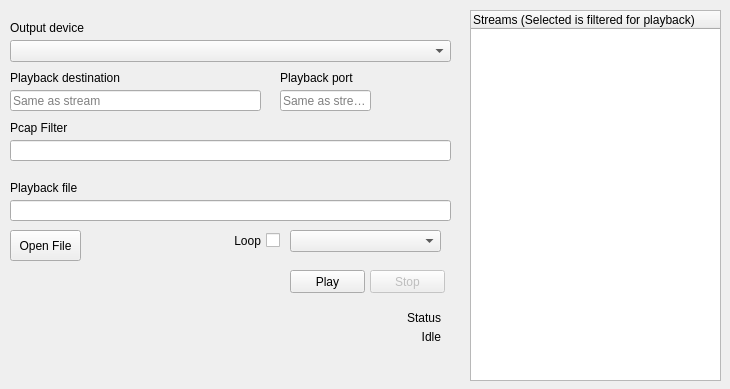
Above: playbackwidget.ui from wisinorden/iptvutils before the change. Below: the same form after it.
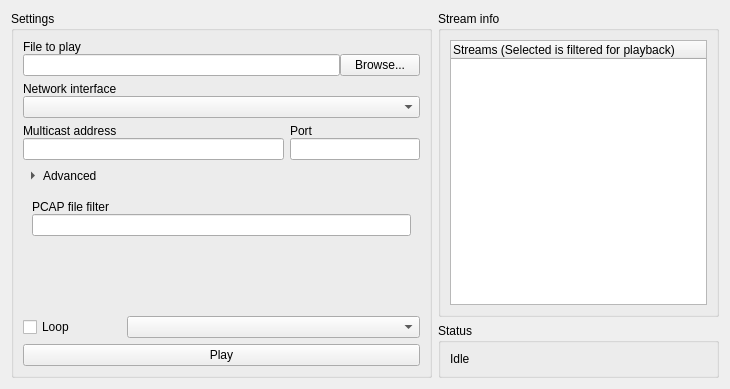
That is the form after the change. Icons and pictures are not drawn.

Commit message: Fixed layout for playback part

The edit to the form file:
```diff
--- a/playbackwidget.ui
+++ b/playbackwidget.ui
@@ -10,293 +10,198 @@
     <height>389</height>
    </rect>
   </property>
+  <property name="sizePolicy">
+   <sizepolicy hsizetype="Preferred" vsizetype="Preferred">
+    <horstretch>0</horstretch>
+    <verstretch>0</verstretch>
+   </sizepolicy>
+  </property>
   <property name="minimumSize">
    <size>
-    <width>730</width>
-    <height>389</height>
+    <width>0</width>
+    <height>0</height>
    </size>
   </property>
   <property name="windowTitle">
    <string>Form</string>
   </property>
-  <widget class="QFrame" name="playbackGroup">
-   <property name="geometry">
-    <rect>
-     <x>0</x>
-     <y>0</y>
-     <width>461</width>
-     <height>391</height>
-    </rect>
-   </property>
-   <property name="autoFillBackground">
-    <bool>false</bool>
-   </property>
-   <property name="styleSheet">
-    <string notr="true"/>
-   </property>
-   <widget class="QPushButton" name="playbackStartBtn">
-    <property name="geometry">
-     <rect>
-      <x>290</x>
-      <y>270</y>
-      <width>75</width>
-      <height>23</height>
-     </rect>
-    </property>
-    <property name="text">
-     <string>Play</string>
-    </property>
-   </widget>
-   <widget class="QComboBox" name="playbackInterfaceSelect">
-    <property name="geometry">
-     <rect>
-      <x>10</x>
-      <y>40</y>
-      <width>441</width>
-      <height>22</height>
-     </rect>
-    </property>
-   </widget>
-   <widget class="QLineEdit" name="playbackFilename">
-    <property name="geometry">
-     <rect>
-      <x>10</x>
-      <y>200</y>
-      <width>441</width>
-      <height>21</height>
-     </rect>
-    </property>
-    <property name="text">
-     <string/>
-    </property>
-    <property name="readOnly">
-     <bool>true</bool>
-    </property>
-   </widget>
-   <widget class="QPushButton" name="playbackOpenFileDialog">
-    <property name="geometry">
-     <rect>
-      <x>10</x>
-      <y>230</y>
-      <width>71</width>
-      <height>31</height>
-     </rect>
-    </property>
-    <property name="text">
-     <string>Open File</string>
-    </property>
-   </widget>
-   <widget class="QLabel" name="label">
-    <property name="geometry">
-     <rect>
-      <x>10</x>
-      <y>20</y>
-      <width>151</width>
-      <height>16</height>
-     </rect>
-    </property>
-    <property name="text">
-     <string>Output device</string>
-    </property>
-   </widget>
-   <widget class="QLabel" name="label_3">
-    <property name="geometry">
-     <rect>
-      <x>10</x>
-      <y>180</y>
-      <width>151</width>
-      <height>16</height>
-     </rect>
-    </property>
-    <property name="text">
-     <string>Playback file</string>
-    </property>
-   </widget>
-   <widget class="QLabel" name="label_6">
-    <property name="geometry">
-     <rect>
-      <x>10</x>
-      <y>70</y>
-      <width>171</width>
-      <height>16</height>
-     </rect>
-    </property>
-    <property name="text">
-     <string>Playback destination</string>
-    </property>
-   </widget>
-   <widget class="QLineEdit" name="playbackHost">
-    <property name="geometry">
-     <rect>
-      <x>10</x>
-      <y>90</y>
-      <width>251</width>
-      <height>21</height>
-     </rect>
-    </property>
-    <property name="text">
-     <string/>
-    </property>
-    <property name="placeholderText">
-     <string>Same as stream</string>
-    </property>
-   </widget>
-   <widget class="QLineEdit" name="playbackPort">
-    <property name="geometry">
-     <rect>
-      <x>280</x>
-      <y>90</y>
-      <width>91</width>
-      <height>21</height>
-     </rect>
-    </property>
-    <property name="text">
-     <string/>
-    </property>
-    <property name="placeholderText">
-     <string>Same as stream</string>
-    </property>
-   </widget>
-   <widget class="QLabel" name="label_8">
-    <property name="geometry">
-     <rect>
-      <x>280</x>
-      <y>70</y>
-      <width>91</width>
-      <height>16</height>
-     </rect>
-    </property>
-    <property name="text">
-     <string>Playback port</string>
-    </property>
-   </widget>
-   <widget class="QLabel" name="label_9">
-    <property name="geometry">
-     <rect>
-      <x>170</x>
-      <y>310</y>
-      <width>271</width>
-      <height>16</height>
-     </rect>
-    </property>
-    <property name="text">
-     <string>Status</string>
-    </property>
-    <property name="alignment">
-     <set>Qt::AlignRight|Qt::AlignTrailing|Qt::AlignVCenter</set>
-    </property>
-   </widget>
-   <widget class="QLabel" name="playbackStatus">
-    <property name="geometry">
-     <rect>
-      <x>10</x>
-      <y>330</y>
-      <width>431</width>
-      <height>51</height>
-     </rect>
-    </property>
-    <property name="layoutDirection">
-     <enum>Qt::RightToLeft</enum>
-    </property>
-    <property name="text">
-     <string>Idle</string>
-    </property>
-    <property name="alignment">
-     <set>Qt::AlignRight|Qt::AlignTop|Qt::AlignTrailing</set>
-    </property>
-   </widget>
-   <widget class="QPushButton" name="playbackStopBtn">
-    <property name="enabled">
-     <bool>false</bool>
-    </property>
-    <property name="geometry">
-     <rect>
-      <x>370</x>
-      <y>270</y>
-      <width>75</width>
-      <height>23</height>
-     </rect>
-    </property>
-    <property name="text">
-     <string>Stop</string>
-    </property>
-   </widget>
-   <widget class="QComboBox" name="playbackLoopCombo">
-    <property name="enabled">
-     <bool>true</bool>
-    </property>
-    <property name="geometry">
-     <rect>
-      <x>290</x>
-      <y>230</y>
-      <width>151</width>
-      <height>22</height>
-     </rect>
-    </property>
-   </widget>
-   <widget class="QCheckBox" name="playbackLoopCheckbox">
-    <property name="geometry">
-     <rect>
-      <x>210</x>
-      <y>230</y>
-      <width>70</width>
-      <height>21</height>
-     </rect>
-    </property>
-    <property name="layoutDirection">
-     <enum>Qt::RightToLeft</enum>
-    </property>
-    <property name="text">
-     <string>Loop</string>
-    </property>
-   </widget>
-   <widget class="QLineEdit" name="playbackFilter">
-    <property name="enabled">
-     <bool>true</bool>
-    </property>
-    <property name="geometry">
-     <rect>
-      <x>10</x>
-      <y>140</y>
-      <width>441</width>
-      <height>21</height>
-     </rect>
-    </property>
-    <property name="text">
-     <string/>
-    </property>
-   </widget>
-   <widget class="QLabel" name="label_2">
-    <property name="geometry">
-     <rect>
-      <x>10</x>
-      <y>120</y>
-      <width>61</width>
-      <height>16</height>
-     </rect>
-    </property>
-    <property name="layoutDirection">
-     <enum>Qt::LeftToRight</enum>
-    </property>
-    <property name="text">
-     <string>Pcap Filter</string>
-    </property>
-    <property name="alignment">
-     <set>Qt::AlignLeading|Qt::AlignLeft|Qt::AlignVCenter</set>
-    </property>
-   </widget>
-  </widget>
-  <widget class="QTreeWidget" name="treeWidget">
-   <property name="geometry">
-    <rect>
-     <x>470</x>
-     <y>10</y>
-     <width>251</width>
-     <height>371</height>
-    </rect>
-   </property>
-   <property name="styleSheet">
-    <string notr="true">QTreeView::branch:has-siblings:!adjoins-item {
+  <layout class="QHBoxLayout" name="playbackMainHLayout" stretch="6,4">
+   <item>
+    <widget class="QGroupBox" name="playbackSettingsGroup">
+     <property name="title">
+      <string>Settings</string>
+     </property>
+     <layout class="QVBoxLayout" name="playbackSettingsVLayout">
+      <item>
+       <layout class="QVBoxLayout" name="playbackFilenameVLayout">
+        <property name="spacing">
+         <number>0</number>
+        </property>
+        <item>
+         <widget class="QLabel" name="playbackFilenameLbl">
+          <property name="text">
+           <string>File to play</string>
+          </property>
+         </widget>
+        </item>
+        <item>
+         <layout class="QHBoxLayout" name="playbackFilenameHLayout">
+          <item>
+           <widget class="QLineEdit" name="playbackFilename"/>
+          </item>
+          <item>
+           <widget class="QPushButton" name="playbackOpenFileDialog">
+            <property name="text">
+             <string>Browse...</string>
+            </property>
+           </widget>
+          </item>
+         </layout>
+        </item>
+       </layout>
+      </item>
+      <item>
+       <layout class="QVBoxLayout" name="playbackInterfaceVLayout">
+        <property name="spacing">
+         <number>0</number>
+        </property>
+        <item>
+         <widget class="QLabel" name="playbackInterfaceLbl">
+          <property name="text">
+           <string>Network interface</string>
+          </property>
+         </widget>
+        </item>
+        <item>
+         <widget class="QComboBox" name="playbackInterfaceSelect"/>
+        </item>
+       </layout>
+      </item>
+      <item>
+       <layout class="QHBoxLayout" name="playbackFilteringHLayout" stretch="2,1">
+        <item>
+         <layout class="QVBoxLayout" name="AddressVLayout">
+          <property name="spacing">
+           <number>0</number>
+          </property>
+          <item>
+           <widget class="QLabel" name="playbackHostLbl">
+            <property name="text">
+             <string>Multicast address</string>
+            </property>
+           </widget>
+          </item>
+          <item>
+           <widget class="QLineEdit" name="playbackHost"/>
+          </item>
+         </layout>
+        </item>
+        <item>
+         <layout class="QVBoxLayout" name="playbackPortVLayout">
+          <property name="spacing">
+           <number>0</number>
+          </property>
+          <item>
+           <widget class="QLabel" name="playbackPortLbl">
+            <property name="text">
+             <string>Port</string>
+            </property>
+           </widget>
+          </item>
+          <item>
+           <widget class="QLineEdit" name="playbackPort"/>
+          </item>
+         </layout>
+        </item>
+       </layout>
+      </item>
+      <item>
+       <widget class="QToolButton" name="playbackExpandPCAPFilterButton">
+        <property name="styleSheet">
+         <string notr="true">border: none</string>
+        </property>
+        <property name="text">
+         <string>Advanced</string>
+        </property>
+        <property name="checkable">
+         <bool>true</bool>
+        </property>
+        <property name="toolButtonStyle">
+         <enum>Qt::ToolButtonTextBesideIcon</enum>
+        </property>
+        <property name="arrowType">
+         <enum>Qt::RightArrow</enum>
+        </property>
+       </widget>
+      </item>
+      <item>
+       <widget class="QWidget" name="playbackPcapFilterContainer" native="true">
+        <layout class="QVBoxLayout" name="playbackPcapFilterVLayout">
+         <property name="spacing">
+          <number>0</number>
+         </property>
+         <item>
+          <widget class="QLabel" name="playbackFilterLbl">
+           <property name="text">
+            <string>PCAP file filter</string>
+           </property>
+          </widget>
+         </item>
+         <item>
+          <widget class="QLineEdit" name="playbackFilter"/>
+         </item>
+        </layout>
+       </widget>
+      </item>
+      <item>
+       <spacer name="verticalSpacer">
+        <property name="orientation">
+         <enum>Qt::Vertical</enum>
+        </property>
+        <property name="sizeHint" stdset="0">
+         <size>
+          <width>20</width>
+          <height>40</height>
+         </size>
+        </property>
+       </spacer>
+      </item>
+      <item>
+       <layout class="QHBoxLayout" name="playbackFilteringHLayout" stretch="1,3">
+        <item>
+         <widget class="QCheckBox" name="playbackLoopCheckbox">
+          <property name="text">
+           <string>Loop</string>
+          </property>
+         </widget>
+        </item>
+        <item>
+         <widget class="QComboBox" name="playbackLoopCombo" />
+        </item>
+       </layout>
+      </item>
+      <item>
+       <widget class="QPushButton" name="playbackStartStopBtn">
+        <property name="text">
+         <string>Play</string>
+        </property>
+       </widget>
+      </item>
+     </layout>
+    </widget>
+   </item>
+   <item>
+    <layout class="QVBoxLayout" name="playbackStatusVLayout">
+     <item>
+      <widget class="QGroupBox" name="playbackStreamInfoGroup">
+       <property name="title">
+        <string>Stream info</string>
+       </property>
+       <layout class="QVBoxLayout" name="verticalLayout">
+        <item>
+         <widget class="QTreeWidget" name="treeWidget">
+          <property name="styleSheet">
+           <string notr="true">QTreeView::branch:has-siblings:!adjoins-item {
     border-image: url(:/img/res/stylesheet-vline.png) 0;
 }
 
@@ -319,13 +224,36 @@
         border-image: none;
         image: url(:/img/res/stylesheet-branch-open.png);
 }</string>
-   </property>
-   <column>
-    <property name="text">
-     <string>Streams (Selected is filtered for playback)</string>
-    </property>
-   </column>
-  </widget>
+          </property>
+          <column>
+           <property name="text">
+            <string>Streams (Selected is filtered for playback)</string>
+           </property>
+          </column>
+         </widget>
+        </item>
+       </layout>
+      </widget>
+     </item>
+     <item>
+      <widget class="QGroupBox" name="playbackStatusGroup">
+       <property name="title">
+        <string>Status</string>
+       </property>
+       <layout class="QVBoxLayout" name="verticalLayout_2">
+        <item>
+         <widget class="QLabel" name="playbackStatus">
+          <property name="text">
+           <string>Idle</string>
+          </property>
+         </widget>
+        </item>
+       </layout>
+      </widget>
+     </item>
+    </layout>
+   </item>
+  </layout>
  </widget>
  <resources/>
  <connections/>
```
Left out of the diff: 5 changed lines with no effect on the pictures. The commit also changes 2 other files.
